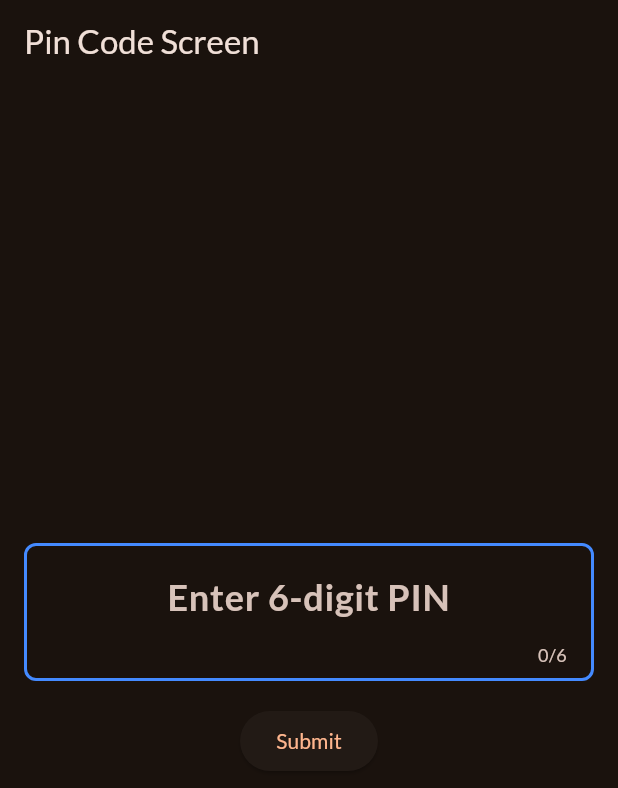
After one commit to raj2893/Bit-News, a Flutter app: the PinCodeScreen screen opened directly, after a tap on "Submit", on a phone screen of 412 x 824 dp. The commit adds this screen. Shown: the top 788 px of the screen. Run offline on Flutter 3.47's test engine with Material 2 defaults, Android fonts, the phone set to English and light mode, and no system bars; our stand-ins replace cloud_firestore, firebase_auth, firebase_core, google_fonts, google_sign_in; missing offline and left inert: flutter_cupertino_datetime_picker, flutter_date_range_picker, flutter_inappwebview; accounts and stored records are empty.

Commit message:
PincodeInIt

```diff
--- a/lib/main.dart
+++ b/lib/main.dart
@@ -32,6 +32,7 @@ class MyApp extends StatelessWidget {
       theme: theme,
       debugShowCheckedModeBanner: false,
       title: 'BitNews',
+
       home: Center(child: LoginForm()),
     );
   }
--- /dev/null
+++ b/lib/pincode.dart
@@ -0,0 +1,74 @@
+import 'dart:io';
+
+import 'package:flutter/material.dart';
+
+class MyApp extends StatelessWidget {
+  @override
+  Widget build(BuildContext context) {
+    return MaterialApp(
+      home: PinCodeScreen(),
+    );
+  }
+}
+
+class PinCodeScreen extends StatefulWidget {
+  @override
+  _PinCodeScreenState createState() => _PinCodeScreenState();
+}
+
+class _PinCodeScreenState extends State<PinCodeScreen> {
+  String pinCode = '';
+
+  @override
+  Widget build(BuildContext context) {
+    return Scaffold(
+      appBar: AppBar(
+        title: Text('Pin Code Screen'),
+      ),
+      body: Center(
+        child: Padding(
+          padding: const EdgeInsets.all(16.0),
+          child: Column(
+            mainAxisAlignment: MainAxisAlignment.center,
+            children: [
+              Container(
+                padding: EdgeInsets.symmetric(horizontal: 16.0, vertical: 8.0),
+                decoration: BoxDecoration(
+                  border: Border.all(color: Colors.blueAccent, width: 2.0),
+                  borderRadius: BorderRadius.circular(8.0),
+                ),
+                child: TextField(
+                  keyboardType: TextInputType.number,
+                  maxLength: 6,
+                  onChanged: (value) {
+                    setState(() {
+                      pinCode = value;
+                    });
+                  },
+                  decoration: InputDecoration(
+                    border: InputBorder.none,
+                    hintText: 'Enter 6-digit PIN',
+                  ),
+                  textAlign: TextAlign.center,
+                  style: TextStyle(fontSize: 24.0, fontWeight: FontWeight.bold),
+                ),
+              ),
+              SizedBox(height: 16.0),
+              ElevatedButton(
+                onPressed: () {
+                  // Implement your logic here to handle the entered PIN code.
+                  if (pinCode.length == 6) {
+                    print('You entered the PIN code: $pinCode');
+                  } else {
+                    print('Invalid input! Please enter a valid 6-digit PIN code.');
+                  }
+                },
+                child: Text('Submit'),
+              ),
+            ],
+          ),
+        ),
+      ),
+    );
+  }
+}
```
